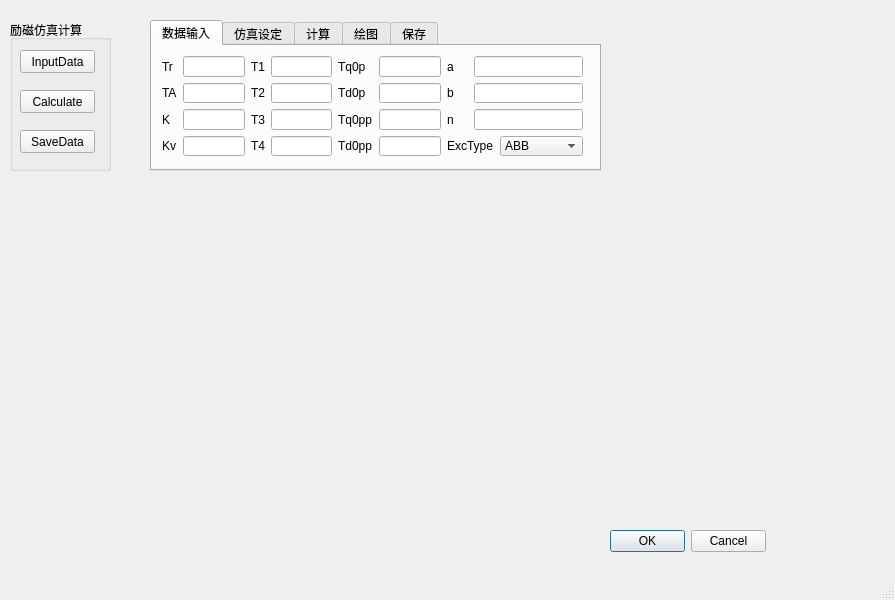
Old version of the form 励磁阶跃仿真.ui in the repository fly1057/ExcitationModeling.
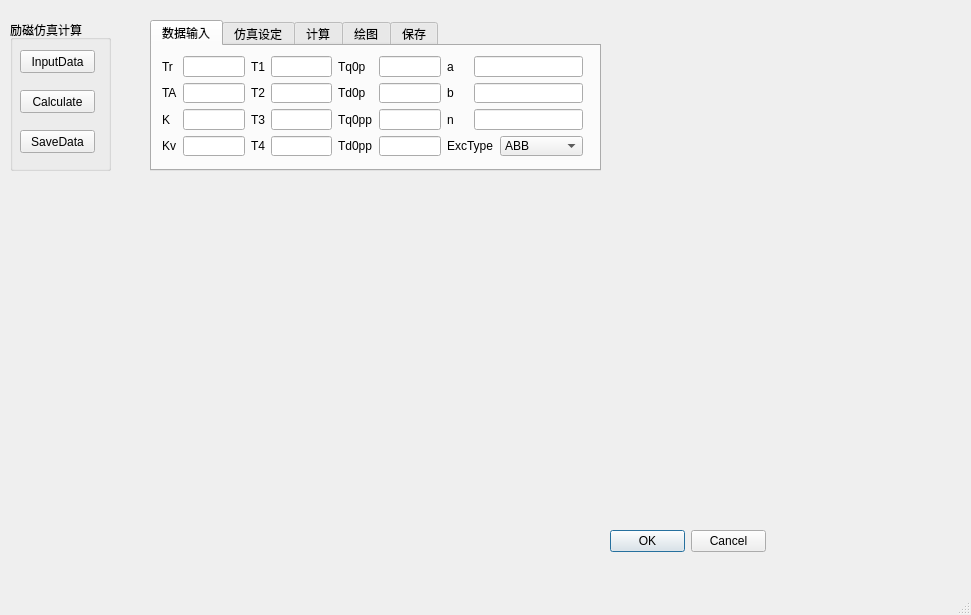
New version of the form.

What changed in the file:
```diff
--- a/励磁阶跃仿真.ui
+++ b/励磁阶跃仿真.ui
@@ -6,8 +6,8 @@
    <rect>
     <x>0</x>
     <y>0</y>
-    <width>895</width>
-    <height>600</height>
+    <width>971</width>
+    <height>615</height>
    </rect>
   </property>
   <property name="windowTitle">
```
Left out of the diff: 6 changed lines with no effect on the pictures.
